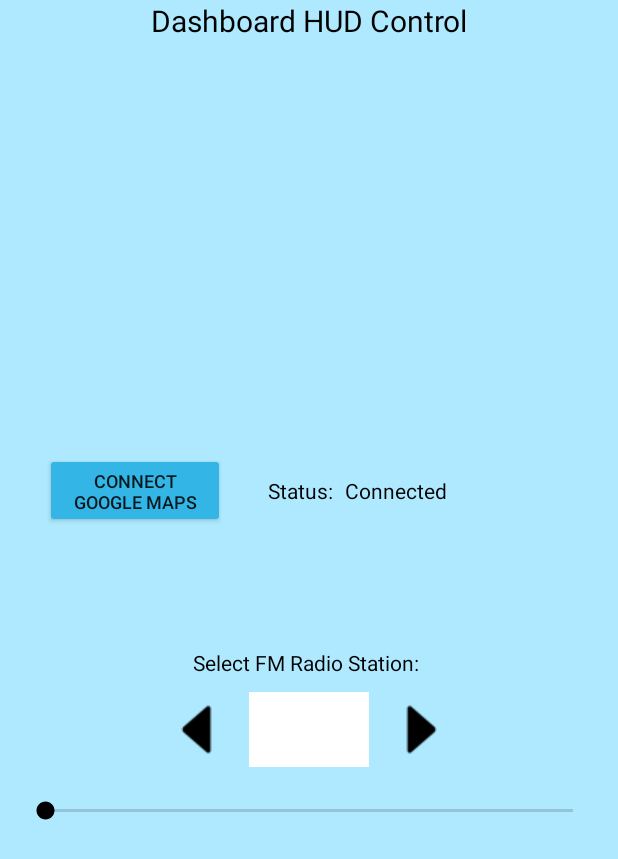
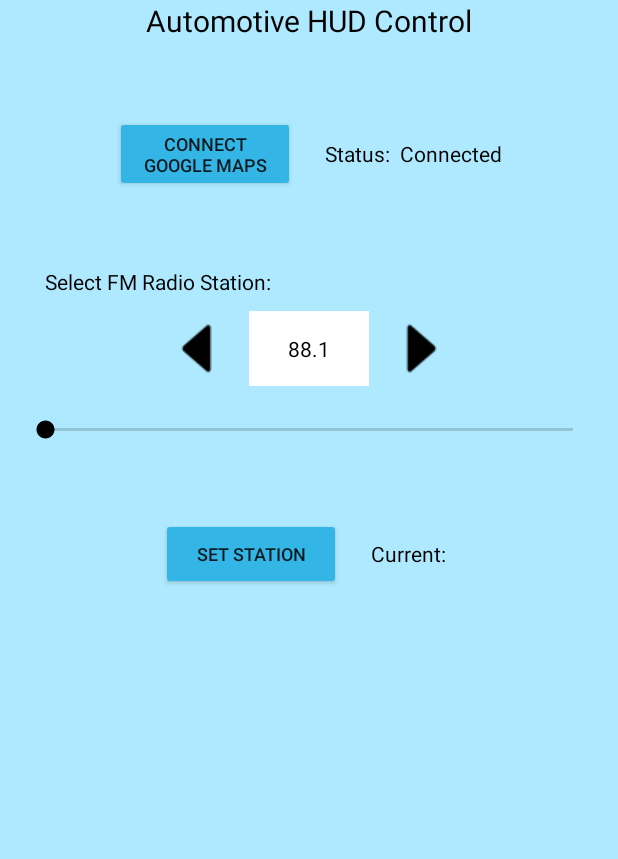
Before and after one commit to IndecisiveFly/Automotive-HUD, an Android app: the Activity1 screen opened directly, with no data from a screen before it, on a phone screen of 412 x 824 dp. Shown: the top 859 px of the screen. Run offline under Robolectric (Android 15) with nearby library versions, the phone set to English and light mode, and no system bars.

Commit message:
Activity1.java = Set station and set up google maps API connection (Activity1 to be renamed) Connect_BT.java = Turn on/off Bluetooth, make discoverable, scanning and connecting to devices.
- Added ability to click on scanned devices to send pairing requests.
- Added new button that attempts to reconnect to the last paired device, if not found, will not progress.
- Make discoverable edited to 30 seconds.
- Bluetooth ON/OFF button has a full 1 second delay to process
- FM station can be saved using new button "Set station", this will be what is sent to the Pi
- Last state of seekbar of FM radio station will be remembered.

Bug:
- If device is paired, but scanned and not the last paired device, then both the sender and receiver may not receive a pairing request due to being previously paired. (Not sure how to correct this yet)

```diff
--- a/Andoird_Application/app/src/main/java/com/dashhud/crigerkwok/dashboardhud/Activity1.java
+++ b/Andoird_Application/app/src/main/java/com/dashhud/crigerkwok/dashboardhud/Activity1.java
@@ -9,6 +9,7 @@ import android.widget.Button;
 import android.widget.ImageButton;
 import android.widget.SeekBar;
 import android.widget.TextView;
+import android.widget.Toast;
 
 import java.math.RoundingMode;
 import java.text.DecimalFormat;
@@ -17,8 +18,10 @@ public class Activity1 extends AppCompatActivity {
 
     TextView gmaps_status;
     TextView fm_current;
+    TextView saved_fm;
 
     Button connect_gmaps;
+    Button set_station;
 
     ImageButton fm_back;
     ImageButton fm_forward;
@@ -30,6 +33,8 @@ public class Activity1 extends AppCompatActivity {
 
     SharedPreferences pref;
 
+    String station;
+
     @Override
     protected void onCreate(Bundle savedInstanceState) {
         super.onCreate(savedInstanceState);
@@ -37,8 +42,10 @@ public class Activity1 extends AppCompatActivity {
 
         gmaps_status = findViewById(R.id.maps_connected_text);
         fm_current = findViewById(R.id.FM_frequency_text);
+        saved_fm = findViewById(R.id.saved_station_str);
 
         connect_gmaps = findViewById(R.id.connect_google_maps);
+        set_station = findViewById(R.id.set_station_btn);
 
         fm_back = findViewById(R.id.FM_prev);
         fm_forward = findViewById(R.id.FM_next);
@@ -47,8 +54,17 @@ public class Activity1 extends AppCompatActivity {
 
         pref = getSharedPreferences("status", Context.MODE_PRIVATE);
 
+        saved_fm.setText(pref.getString("saved_fm", ""));
+        fm_current.setText(pref.getString("last_fm", "88.1"));
+        station = pref.getString("saved_fm", "");
+
+        String last = pref.getString("last_fm", "88.1");
+        Double a = Double.parseDouble(last);
+        a = a - 88.1;
+        int b = (int) (a/0.2);
+        fm_select.setProgress(b);
+
         update_station();
-
     }
 
     public void update_station()
@@ -63,12 +79,12 @@ public class Activity1 extends AppCompatActivity {
                 sb_current = sb_current + 88.1;
                 DecimalFormat df = new DecimalFormat("#.#");
                 df.setRoundingMode(RoundingMode.CEILING);
-                String station = df.format(sb_current);
+                station = df.format(sb_current);
                 fm_current.setText(station);
 
-                /*SharedPreferences.Editor editor = pref.edit();
-                editor.putInt("current_station", fm_select.getProgress());
-                editor.apply();*/
+                SharedPreferences.Editor editor = pref.edit();
+                editor.putString("last_fm", station);
+                editor.apply();
             }
 
             @Override
@@ -92,4 +108,17 @@ public class Activity1 extends AppCompatActivity {
     {
         fm_select.incrementProgressBy(-1);
     }
+
+    public void save_station(View v)
+    {
+        SharedPreferences.Editor editor = pref.edit();
+        editor.putString("saved_fm", station);
+        editor.apply();
+
+        String toastText = "Saved: " + station;
+        Toast.makeText(this, toastText, Toast.LENGTH_SHORT).show();
+
+        finish();
+        startActivity(getIntent());
+    }
 }
--- a/Andoird_Application/app/src/main/res/layout/activity_1.xml
+++ b/Andoird_Application/app/src/main/res/layout/activity_1.xml
@@ -11,7 +11,7 @@
         android:layout_width="match_parent"
         android:layout_height="wrap_content"
         android:gravity="center"
-        android:text="Dashboard HUD Control"
+        android:text="Automotive HUD Control"
         android:textColor="@color/Black"
         android:textSize="20sp" />
 
@@ -19,19 +19,19 @@
         android:layout_width="match_parent"
         android:layout_height="match_parent"
         android:orientation="vertical"
-        android:gravity="center">
+        android:layout_marginTop="50dp">
 
         <LinearLayout
             android:layout_width="match_parent"
-        android:layout_height="50dp"
+            android:layout_height="wrap_content"
             android:paddingStart="30dp"
             android:paddingEnd="30dp"
-        android:layout_gravity="center">
+            android:gravity="center">
 
             <Button
                 android:id="@+id/connect_google_maps"
                 android:layout_width="120dp"
-            android:layout_height="match_parent"
+                android:layout_height="wrap_content"
                 android:backgroundTint="@android:color/holo_blue_light"
                 android:text="Connect Google Maps"
                 android:textSize="12sp" />
@@ -41,10 +41,10 @@
                 android:layout_height="match_parent" />
 
             <TextView
-            android:layout_width="60dp"
+                android:layout_width="wrap_content"
                 android:layout_height="match_parent"
                 android:gravity="center"
-            android:text="Status:"
+                android:text="Status:  "
                 android:textColor="@color/Black" />
 
             <TextView
@@ -59,7 +59,7 @@
 
         <Space
             android:layout_width="match_parent"
-        android:layout_height="80dp" />
+            android:layout_height="50dp" />
 
         <TextView
             android:layout_width="wrap_content"
@@ -126,6 +126,47 @@
             android:paddingEnd="30dp"
             android:paddingStart="30dp" />
 
+        <Space
+            android:layout_width="match_parent"
+            android:layout_height="50dp" />
+
+        <LinearLayout
+            android:layout_width="match_parent"
+            android:layout_height="wrap_content"
+            android:paddingStart="30dp"
+            android:paddingEnd="30dp"
+            android:gravity="center">
+
+            <Button
+                android:id="@+id/set_station_btn"
+                android:layout_width="120dp"
+                android:layout_height="wrap_content"
+                android:backgroundTint="@android:color/holo_blue_light"
+                android:onClick="save_station"
+                android:text="Set Station"
+                android:textSize="12sp" />
+
+            <Space
+                android:layout_width="20dp"
+                android:layout_height="match_parent" />
+
+            <TextView
+                android:layout_width="wrap_content"
+                android:layout_height="match_parent"
+                android:gravity="center"
+                android:text="Current:  "
+                android:textColor="@color/Black" />
+
+            <TextView
+                android:id="@+id/saved_station_str"
+                android:layout_width="wrap_content"
+                android:layout_height="match_parent"
+                android:gravity="center_vertical"
+                android:text=""
+                android:textColor="@color/Black" />
+
         </LinearLayout>
 
     </LinearLayout>
+
+</LinearLayout>
--- a/Andoird_Application/app/src/main/res/values/strings.xml
+++ b/Andoird_Application/app/src/main/res/values/strings.xml
@@ -3,4 +3,5 @@
     <string name="auto_hud_control">Automotive HUD Control</string>
     <string name="bluetooth_discoverable">Make Discoverable</string>
     <string name="find_devices">Scan for devices</string>
+    <string name="attempt_reconnect">Attempt Reconnect</string>
 </resources>
```
Also changed, not shown: Andoird_Application/app/src/main/java/com/dashhud/crigerkwok/dashboardhud/Connect_BT.java (+88 -37 lines), Andoird_Application/app/src/main/res/layout/activity_connect__bt.xml (+19 -2 lines). Lines whose indentation alone changed are shown as unchanged.
